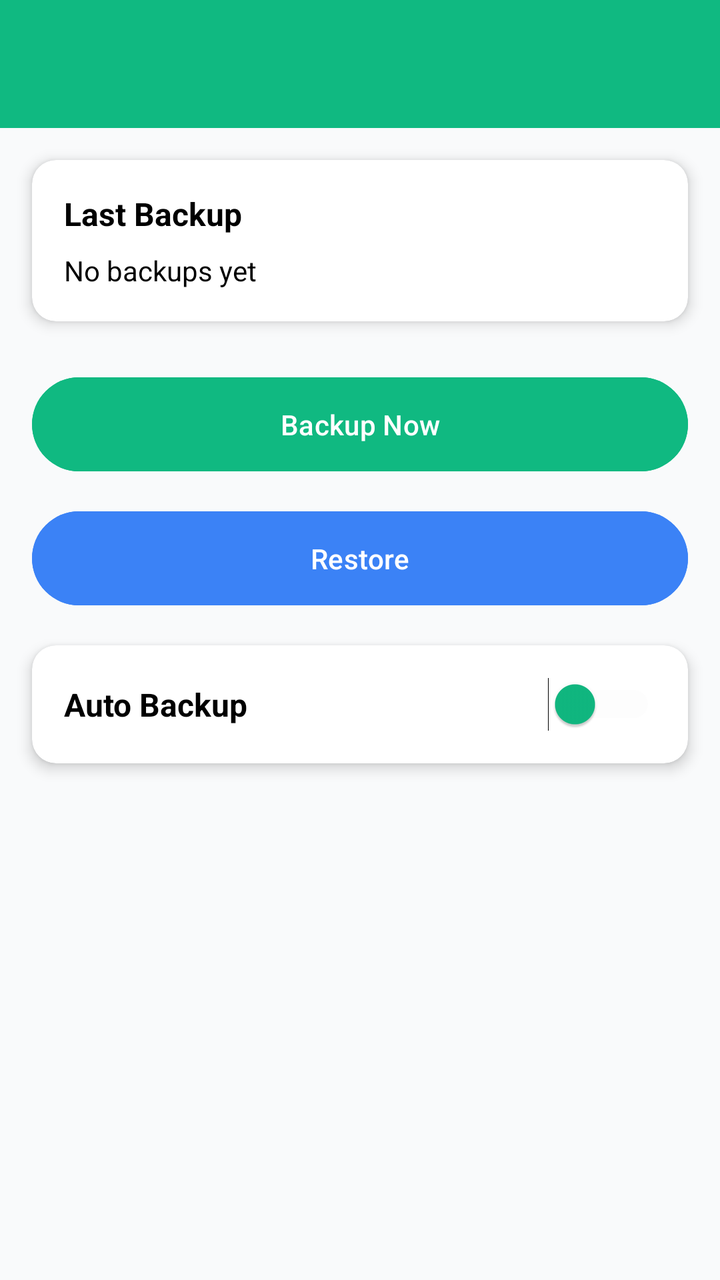
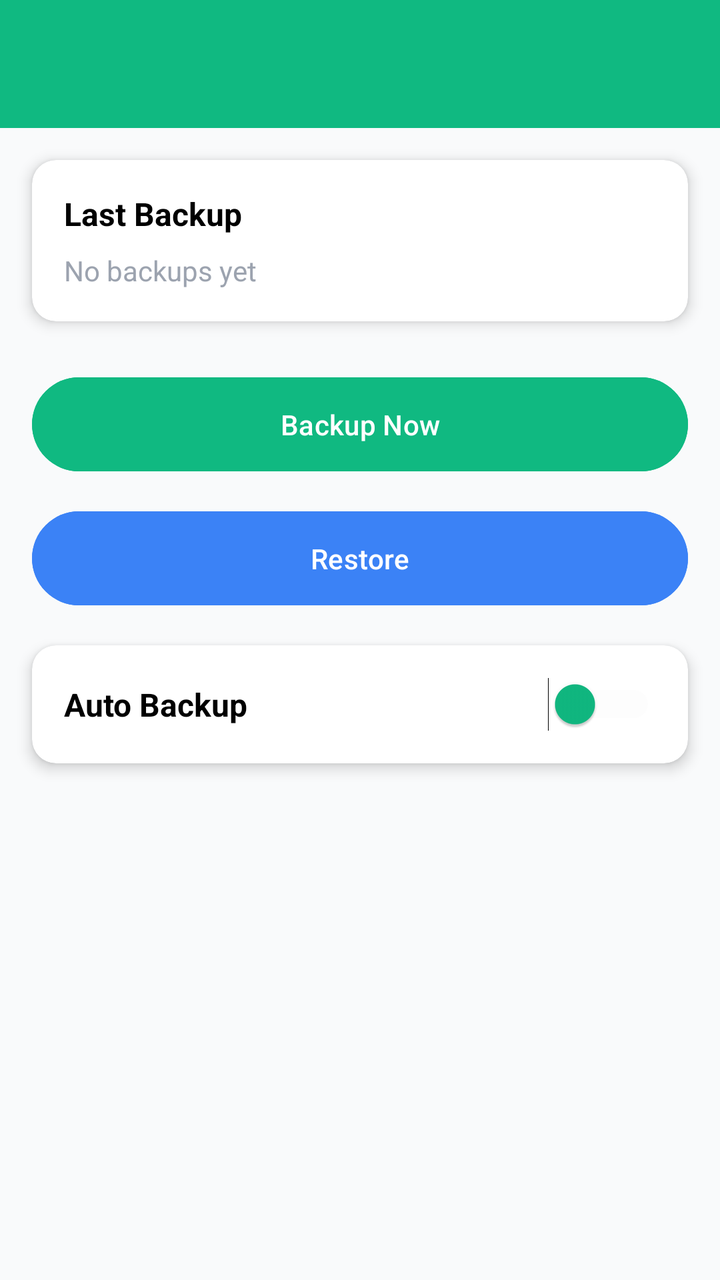

Two renders of the same Android screen: before a commit and after it. Below are the layout's source before the change and the commit's diff.
<!-- AndroidManifest.xml: application theme Theme.Axis -->
<!-- res/layout/activity_backup_restore.xml -->
<?xml version="1.0" encoding="utf-8"?>
<androidx.core.widget.NestedScrollView xmlns:android="http://schemas.android.com/apk/res/android"
    xmlns:app="http://schemas.android.com/apk/res-auto"
    android:layout_width="match_parent"
    android:layout_height="match_parent"
    android:background="@color/background_onboarding">

    <LinearLayout
        android:layout_width="match_parent"
        android:layout_height="wrap_content"
        android:orientation="vertical">

        <androidx.appcompat.widget.Toolbar
            android:id="@+id/backupToolbar"
            android:layout_width="match_parent"
            android:layout_height="wrap_content"
            android:background="@color/green_accent"
            android:title="Backup &amp; Restore"
            android:titleTextColor="@android:color/white"
            android:elevation="4dp" />

        <androidx.cardview.widget.CardView
            android:layout_width="match_parent"
            android:layout_height="wrap_content"
            android:layout_margin="16dp"
            app:cardCornerRadius="12dp"
            app:cardElevation="4dp"
            app:cardBackgroundColor="@color/card_white">

            <LinearLayout
                android:layout_width="match_parent"
                android:layout_height="wrap_content"
                android:orientation="vertical"
                android:padding="16dp">

                <TextView
                    android:layout_width="wrap_content"
                    android:layout_height="wrap_content"
                    android:text="Last Backup"
                    android:textStyle="bold"
                    android:textSize="16sp"
                    android:textColor="?android:attr/textColorPrimary" />

                <TextView
                    android:id="@+id/lastBackupText"
                    android:layout_width="match_parent"
                    android:layout_height="wrap_content"
                    android:text="No backups yet"
                    android:textColor="?android:attr/textColorSecondary"
                    android:layout_marginTop="8dp" />
            </LinearLayout>
        </androidx.cardview.widget.CardView>

        <Button
            android:id="@+id/backupNowButton"
            android:layout_width="match_parent"
            android:layout_height="wrap_content"
            android:text="Backup Now"
            android:backgroundTint="@color/green_accent"
            android:textColor="@android:color/white"
            android:layout_marginStart="16dp"
            android:layout_marginEnd="16dp"
            android:layout_marginTop="8dp"
            android:padding="14dp" />

        <Button
            android:id="@+id/restoreButton"
            android:layout_width="match_parent"
            android:layout_height="wrap_content"
            android:text="Restore"
            android:backgroundTint="@color/blue_icon"
            android:textColor="@android:color/white"
            android:layout_marginStart="16dp"
            android:layout_marginEnd="16dp"
            android:layout_marginTop="12dp"
            android:padding="14dp" />

        <androidx.cardview.widget.CardView
            android:layout_width="match_parent"
            android:layout_height="wrap_content"
            android:layout_margin="16dp"
            app:cardCornerRadius="12dp"
            app:cardElevation="4dp"
            app:cardBackgroundColor="@color/card_white">

            <LinearLayout
                android:layout_width="match_parent"
                android:layout_height="wrap_content"
                android:orientation="horizontal"
                android:padding="16dp"
                android:gravity="center_vertical">

                <TextView
                    android:layout_width="0dp"
                    android:layout_height="wrap_content"
                    android:layout_weight="1"
                    android:text="Auto Backup"
                    android:textStyle="bold"
                    android:textColor="?android:attr/textColorPrimary"
                    android:textSize="16sp" />

                <Switch
                    android:id="@+id/autoBackupSwitch"
                    android:layout_width="wrap_content"
                    android:layout_height="wrap_content"
                    android:thumbTint="@color/green_accent"
                    android:trackTint="@color/background_gray" />
            </LinearLayout>
        </androidx.cardview.widget.CardView>

    </LinearLayout>
</androidx.core.widget.NestedScrollView>
<!-- resources referenced by this layout -->
<resources>
  <color name="background_gray">#F5F5F5</color>
  <color name="background_onboarding">#F9FAFB</color>
  <color name="blue_icon">#3B82F6</color>
  <color name="card_white">#FFFFFF</color>
  <color name="green_accent">#10B981</color>
  <style name="Theme.Axis" parent="Base.Theme.Axis" />
  <style name="Base.Theme.Axis" parent="Theme.Material3.DayNight.NoActionBar">
          
          <item name="android:textColorPrimary">#000000</item>
          <item name="android:textColorSecondary">#000000</item>
          <item name="android:textColor">#000000</item>
      </style>
</resources>

<!-- the commit's change to res/layout/activity_backup_restore.xml (unified diff, before → after) -->
@@ -39,14 +39,14 @@
                     android:text="Last Backup"
                     android:textStyle="bold"
                     android:textSize="16sp"
-                    android:textColor="?android:attr/textColorPrimary" />
+                    android:textColor="@android:color/black" />
 
                 <TextView
                     android:id="@+id/lastBackupText"
                     android:layout_width="match_parent"
                     android:layout_height="wrap_content"
                     android:text="No backups yet"
-                    android:textColor="?android:attr/textColorSecondary"
+                    android:textColor="@color/text_gray"
                     android:layout_marginTop="8dp" />
             </LinearLayout>
         </androidx.cardview.widget.CardView>
@@ -96,7 +96,7 @@
                     android:layout_weight="1"
                     android:text="Auto Backup"
                     android:textStyle="bold"
-                    android:textColor="?android:attr/textColorPrimary"
+                    android:textColor="@android:color/black"
                     android:textSize="16sp" />
 
                 <Switch
<!-- resource entries referenced after the edit -->
@@ -5,12 +5,11 @@
   <color name="blue_icon">#3B82F6</color>
   <color name="card_white">#FFFFFF</color>
   <color name="green_accent">#10B981</color>
+  <color name="text_gray">#9CA3AF</color>
   <style name="Theme.Axis" parent="Base.Theme.Axis" />
   <style name="Base.Theme.Axis" parent="Theme.Material3.DayNight.NoActionBar">
           
-          <item name="android:textColorPrimary">#000000</item>
-          <item name="android:textColorSecondary">#000000</item>
-          <item name="android:textColor">#000000</item>
+          
       </style>
 </resources>
 
